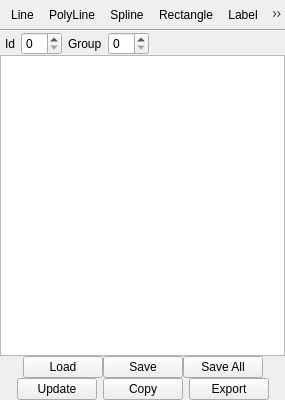
freesurfer/freesurfer, file freeview/ToolWindowMeasure.ui: the form before one commit.
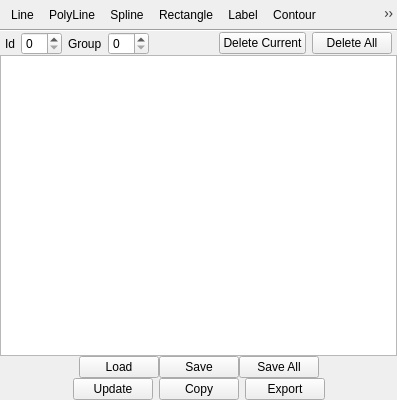
The form after the commit. Icons and pictures are not drawn. Custom widgets are drawn as their Qt base class.

Commit message: Added buttions on Measurement toolwindow to delete 3d drawings on contour

```diff
--- a/freeview/ToolWindowMeasure.ui
+++ b/freeview/ToolWindowMeasure.ui
@@ -6,10 +6,16 @@
    <rect>
     <x>0</x>
     <y>0</y>
-    <width>285</width>
+    <width>397</width>
     <height>400</height>
    </rect>
   </property>
+  <property name="sizePolicy">
+   <sizepolicy hsizetype="Minimum" vsizetype="Preferred">
+    <horstretch>0</horstretch>
+    <verstretch>0</verstretch>
+   </sizepolicy>
+  </property>
   <property name="windowTitle">
    <string>Measure</string>
   </property>
@@ -57,7 +63,7 @@
     </widget>
    </item>
    <item>
-    <layout class="QHBoxLayout" name="horizontalLayout" stretch="0,0,0,0,1">
+    <layout class="QHBoxLayout" name="horizontalLayout" stretch="0,0,0,0,1,0,0">
      <property name="spacing">
       <number>6</number>
      </property>
@@ -103,6 +109,20 @@
        </property>
       </widget>
      </item>
+     <item>
+      <widget class="QPushButton" name="pushButtonDeleteDrawing">
+       <property name="text">
+        <string>Delete Current</string>
+       </property>
+      </widget>
+     </item>
+     <item>
+      <widget class="QPushButton" name="pushButtonDeleteAllDrawing">
+       <property name="text">
+        <string>Delete All</string>
+       </property>
+      </widget>
+     </item>
     </layout>
    </item>
    <item>
```
Left out of the diff: 70 changed lines with no effect on the pictures. The commit also changes 8 other files.
